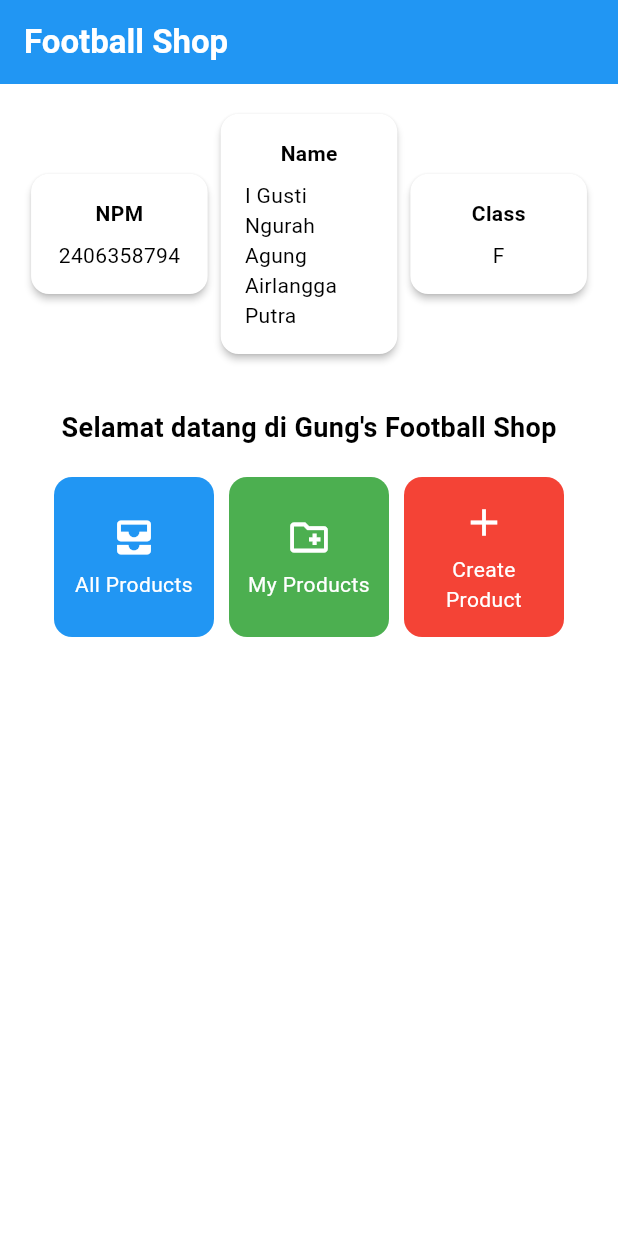
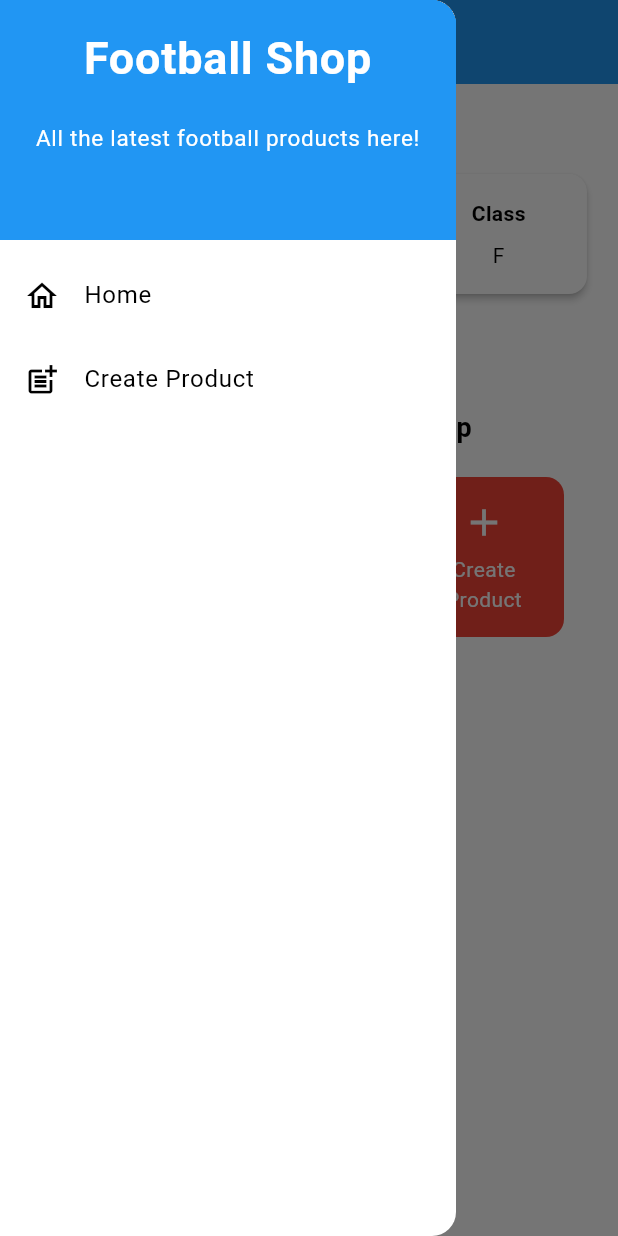
Before and after one commit to gung16/football-shop-app, a Flutter app: the screen it shows after launch, with the side drawer open (before the commit the screen has no drawer), on a phone screen of 412 x 824 dp. Run offline on Flutter 3.47's test engine with Material 3 defaults, Android fonts, the phone set to English and light mode, and no system bars.

Commit message:
Completed tugas 8

```diff
--- a/lib/main.dart
+++ b/lib/main.dart
@@ -1,5 +1,5 @@
 import 'package:flutter/material.dart';
-import 'package:football_shop/menu.dart';
+import 'package:football_shop/screens/menu.dart';
 
 void main() {
   runApp(const MyApp());
@@ -12,7 +12,7 @@ class MyApp extends StatelessWidget {
   @override
   Widget build(BuildContext context) {
     return MaterialApp(
-      title: 'Football Shop',
+      title: 'Flutter Demo',
       theme: ThemeData(
         // This is the theme of your application.
         //
--- a/lib/menu.dart
+++ b/lib/screens/menu.dart
@@ -1,4 +1,6 @@
 import 'package:flutter/material.dart';
+import 'package:football_shop/widgets/left_drawer.dart';
+import 'package:football_shop/widgets/shop_card.dart';
 
 class MyHomePage extends StatelessWidget {
   MyHomePage({super.key});
@@ -13,9 +15,8 @@ class MyHomePage extends StatelessWidget {
     return Scaffold(
       // AppBar adalah bagian atas halaman yang menampilkan judul.
       appBar: AppBar(
-        // Judul aplikasi "Football News" dengan teks putih dan tebal.
         title: const Text(
-          'Football Shop',
+          'Football shop',
           style: TextStyle(
             color: Colors.white,
             fontWeight: FontWeight.bold,
@@ -24,6 +25,7 @@ class MyHomePage extends StatelessWidget {
         // Warna latar belakang AppBar diambil dari skema warna tema aplikasi.
         backgroundColor: Theme.of(context).colorScheme.primary,
       ),
+        drawer: LeftDrawer(),
       // Body halaman dengan padding di sekelilingnya.
       body: Padding(
         padding: const EdgeInsets.all(16.0),
@@ -54,7 +56,7 @@ class MyHomePage extends StatelessWidget {
                   const Padding(
                     padding: EdgeInsets.only(top: 16.0),
                     child: Text(
-                      "Selamat datang di Gung's Football Shop",
+                      'Welcome to Football Shop',
                       style: TextStyle(
                         fontWeight: FontWeight.bold,
                         fontSize: 18.0,
@@ -87,9 +89,9 @@ class MyHomePage extends StatelessWidget {
   }
 
   final List<ItemHomepage> items = [
-    ItemHomepage("All Products", Icons.all_inbox, Colors.blue),
-    ItemHomepage("My Products", Icons.create_new_folder_outlined, Colors.green),
-    ItemHomepage("Create Product", Icons.add, Colors.red),
+    ItemHomepage("All Products", Icons.shopping_bag_outlined),
+    ItemHomepage("My Products", Icons.propane_outlined),
+    ItemHomepage("Create Product", Icons.add),
   ];
 
 }
@@ -130,61 +132,6 @@ class InfoCard extends StatelessWidget {
 class ItemHomepage {
  final String name;
  final IconData icon;
- final Color color;
 
- ItemHomepage(this.name, this.icon, this.color);
+ ItemHomepage(this.name, this.icon);
 }
-
-class ItemCard extends StatelessWidget {
-  // Menampilkan kartu dengan ikon dan nama.
-
-  final ItemHomepage item;
-
-  const ItemCard(this.item, {super.key});
-
-  @override
-  Widget build(BuildContext context) {
-    return Material(
-      // Menentukan warna latar belakang dari tema aplikasi.
-      color: item.color,
-      // Membuat sudut kartu melengkung.
-      borderRadius: BorderRadius.circular(12),
-
-      child: InkWell(
-        // Aksi ketika kartu ditekan.
-        onTap: () {
-          // Menampilkan pesan SnackBar saat kartu ditekan.
-          ScaffoldMessenger.of(context)
-            ..hideCurrentSnackBar()
-            ..showSnackBar(
-              SnackBar(content: Text("Kamu telah menekan tombol ${item.name}!"))
-            );
-        },
-        // Container untuk menyimpan Icon dan Text
-        child: Container(
-          padding: const EdgeInsets.all(8),
-          child: Center(
-            child: Column(
-              // Menyusun ikon dan teks di tengah kartu.
-              mainAxisAlignment: MainAxisAlignment.center,
-              children: [
-                Icon(
-                  item.icon,
-                  color: Colors.white,
-                  size: 30.0,
-                ),
-                const Padding(padding: EdgeInsets.all(3)),
-                Text(
-                  item.name,
-                  textAlign: TextAlign.center,
-                  style: const TextStyle(color: Colors.white),
-                ),
-              ],
-            ),
-          ),
-        ),
-      ),
-    );
-  }
-
-}
--- /dev/null
+++ b/lib/widgets/left_drawer.dart
@@ -0,0 +1,71 @@
+import 'package:flutter/material.dart';
+import 'package:football_shop/screens/menu.dart';
+import 'package:football_shop/screens/shoplist_form.dart';
+
+
+class LeftDrawer extends StatelessWidget {
+  const LeftDrawer({super.key});
+
+  @override
+  Widget build(BuildContext context) {
+    return Drawer(
+      child: ListView(
+        children: [
+          const DrawerHeader(
+            decoration: BoxDecoration(
+              color: Colors.blue,
+            ),
+            child: Column(
+              children: [
+                Text(
+                  'Football Shop',
+                  textAlign: TextAlign.center,
+                  style: TextStyle(
+                    fontSize: 30,
+                    fontWeight: FontWeight.bold,
+                    color: Colors.white,
+                  ),
+                ),
+                Padding(padding: EdgeInsets.all(10)),
+                Text(
+                  "All the latest football products here!",
+                  textAlign: TextAlign.center,
+                  style: TextStyle(
+                  fontSize: 15,
+                  color: Colors.white,
+                  fontWeight: FontWeight.normal,
+                  ),
+                ),
+              ],
+            ),
+          ),
+          // Bagian routing
+          ListTile(
+            leading: const Icon(Icons.home_outlined),
+            title: const Text('Home'),
+            // Bagian redirection ke MyHomePage
+            onTap: () {
+              Navigator.pushReplacement(
+                  context,
+                  MaterialPageRoute(
+                    builder: (context) => MyHomePage(),
+                  ));
+            },
+          ),
+          ListTile(
+            leading: const Icon(Icons.post_add),
+            title: const Text('Create Product'),
+            // Bagian redirection ke ShopFormPage
+            onTap: () {
+              Navigator.pushReplacement(
+                context,
+                MaterialPageRoute(
+                builder: (context) => ShopFormPage(),
+                ));
+            },
+          ),
+        ],
+      ),
+    );
+  }
+}
--- /dev/null
+++ b/lib/widgets/shop_card.dart
@@ -0,0 +1,81 @@
+import 'package:football_shop/screens/shoplist_form.dart';
+import 'package:flutter/material.dart';
+import 'package:football_shop/screens/menu.dart';
+
+class ItemCard extends StatelessWidget {
+  // Menampilkan kartu dengan ikon dan nama.
+
+  final ItemHomepage item;
+
+  const ItemCard(this.item, {super.key});
+
+  Color _getButtonColor() {
+    if (item.name == "All Products") {
+      return Colors.blue;
+    } else if (item.name == "My Products") {
+      return Colors.green;
+    } else if (item.name == "Create Product") {
+      return Colors.red;
+    }
+    return Colors.grey; // fallback
+  }
+
+  @override
+  Widget build(BuildContext context) {
+    return Material(
+      // Menentukan warna latar belakang dari tema aplikasi.
+      color: _getButtonColor(),
+      // Membuat sudut kartu melengkung.
+      borderRadius: BorderRadius.circular(12),
+
+      child: InkWell(
+        // Aksi ketika kartu ditekan.
+        // Area responsif terhadap sentuhan
+        onTap: () {
+          // Memunculkan SnackBar ketika diklik
+          ScaffoldMessenger.of(context)
+            ..hideCurrentSnackBar()
+            ..showSnackBar(SnackBar(
+                content: Text("You have pressed the ${item.name} button!")));
+
+          // Navigate ke route yang sesuai (tergantung jenis tombol)
+          if (item.name == "Create Product") {
+            Navigator.push(
+              context,
+              MaterialPageRoute(builder: (context) => const ShopFormPage()),
+            );
+          } else if (item.name == "All Products") {
+            // Do nothing or add navigation if needed
+          } else if (item.name == "My Products") {
+            // Do nothing or add logout logic
+          }
+
+        },
+        // Container untuk menyimpan Icon dan Text
+        child: Container(
+          padding: const EdgeInsets.all(8),
+          child: Center(
+            child: Column(
+              // Menyusun ikon dan teks di tengah kartu.
+              mainAxisAlignment: MainAxisAlignment.center,
+              children: [
+                Icon(
+                  item.icon,
+                  color: Colors.white,
+                  size: 30.0,
+                ),
+                const Padding(padding: EdgeInsets.all(3)),
+                Text(
+                  item.name,
+                  textAlign: TextAlign.center,
+                  style: const TextStyle(color: Colors.white),
+                ),
+              ],
+            ),
+          ),
+        ),
+      ),
+    );
+  }
+
+}
```
Also changed, not shown: lib/screens/shoplist_form.dart (added, +305 -0 lines), 1 other file.
